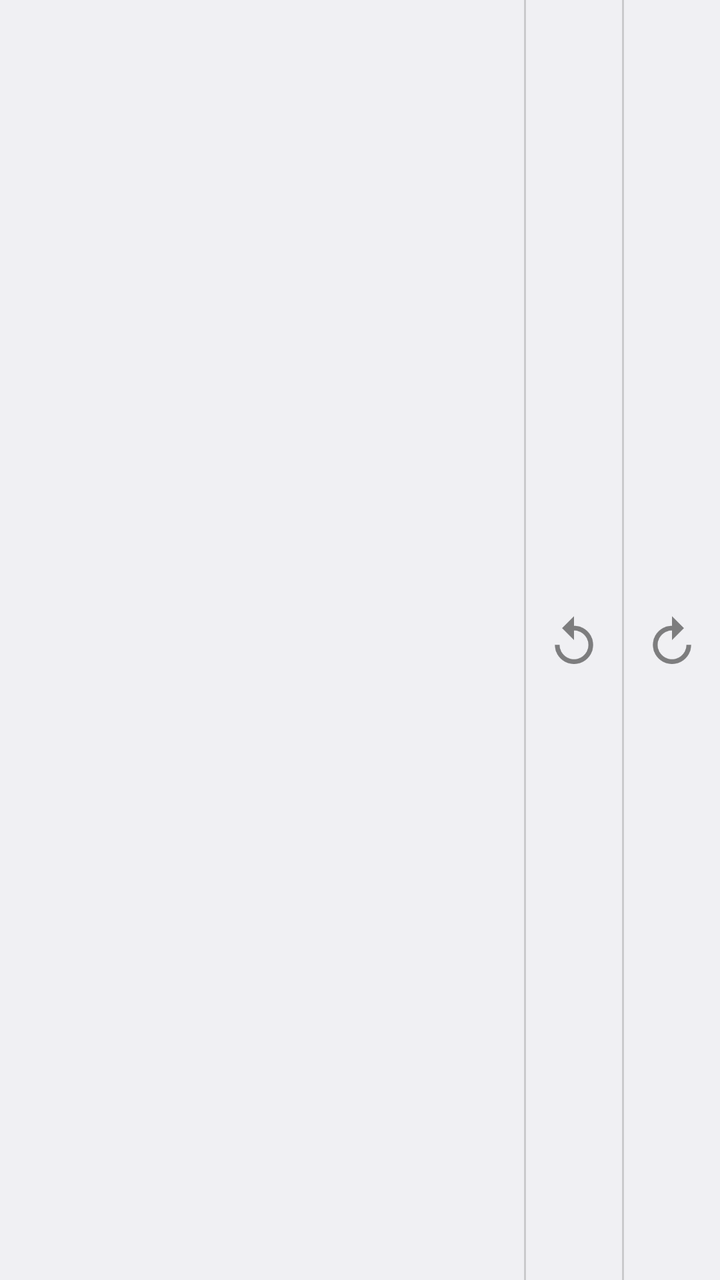
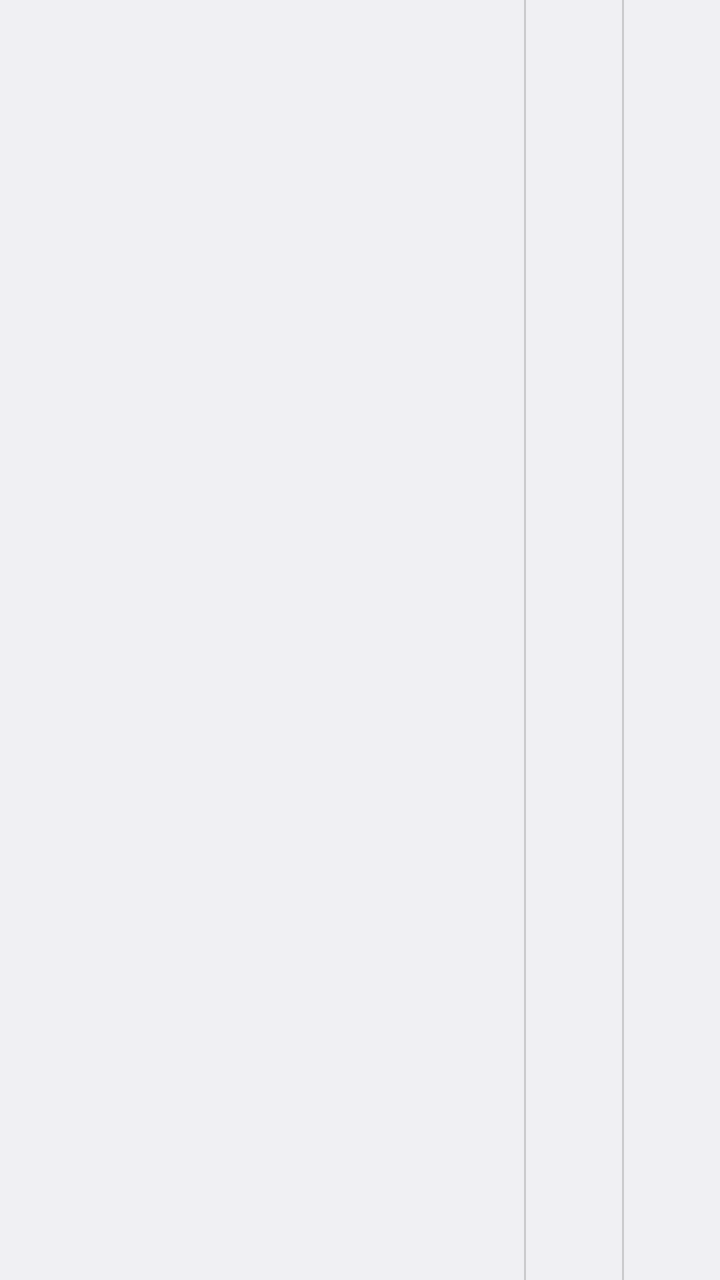

The first picture is an Android layout as it rendered before a commit; the second is the same layout after the commit. The layout source and the unified diff follow.
<!-- AndroidManifest.xml: application theme Theme -->
<!-- res/layout/notification.xml -->
<?xml version="1.0" encoding="utf-8"?>
<LinearLayout xmlns:android="http://schemas.android.com/apk/res/android"
              android:layout_width="match_parent"
              android:layout_height="64dp"
              android:orientation="horizontal"
              android:baselineAligned="false"
              android:theme="@style/Theme">
    

    <FrameLayout
        android:id="@+id/notification_main_column"
        android:layout_width="match_parent"
        android:layout_height="match_parent"
        android:layout_weight="1"
    />

    <LinearLayout
        android:layout_width="wrap_content"
        android:layout_height="match_parent"
        android:layout_weight="0"
        android:orientation="horizontal">

        <ImageView
            android:layout_width="1dp"
            android:layout_height="match_parent"
            android:background="#29000000" />

        <ImageButton
            style="@android:style/Widget.DeviceDefault.Button.Borderless.Small"
            android:id="@+id/rotate_left_button"
            android:scaleType="center"
            android:layout_width="wrap_content"
            android:layout_height="match_parent"
            android:src="@drawable/ic_action_ic_rotate_left"
            android:padding="0dp"/>

        <ImageView
            android:layout_width="1dp"
            android:layout_height="match_parent"
            android:background="#29000000" />

        <ImageButton
            style="@android:style/Widget.DeviceDefault.Button.Borderless.Small"
            android:id="@+id/rotate_right_button"
            android:scaleType="center"
            android:layout_width="wrap_content"
            android:layout_height="match_parent"
            android:src="@drawable/ic_action_ic_rotate_right"
            android:padding="0dp"/>

    </LinearLayout>

</LinearLayout>
<!-- resources referenced by this layout -->
<resources>
  <!-- drawable ic_action_ic_rotate_left: png bitmap (drawable-hdpi, 1247 bytes) -->
  <!-- drawable ic_action_ic_rotate_right: png bitmap (drawable-hdpi, 1260 bytes) -->
  <style name="Theme" parent="@android:style/Theme.DeviceDefault.Light.DarkActionBar">
  		<item name="android:actionBarStyle">@style/Theme.ActionBar</item>
  	</style>
  <style name="Theme.ActionBar" parent="android:Widget.DeviceDefault.Light.ActionBar.Solid">
  		<item name="android:titleTextStyle">@style/Theme.ActionBar.TitleTextStyle</item>
  		<item name="android:background">@color/primary_500</item>
  	</style>
  <style name="Theme.ActionBar.TitleTextStyle" parent="android:TextAppearance.DeviceDefault.Widget.ActionBar.Title">
  		<item name="android:textColor">@android:color/white</item>
  	</style>
  <color name="primary_500">#795548</color>
</resources>

<!-- the commit's change to res/layout/notification.xml (unified diff, before → after) -->
@@ -3,9 +3,7 @@
               android:layout_width="match_parent"
               android:layout_height="64dp"
               android:orientation="horizontal"
-              android:baselineAligned="false"
-              android:theme="@style/Theme">
-    
+              android:baselineAligned="false">
 
     <FrameLayout
         android:id="@+id/notification_main_column"
@@ -20,34 +18,39 @@
         android:layout_weight="0"
         android:orientation="horizontal">
 
-        <ImageView
-            android:layout_width="1dp"
-            android:layout_height="match_parent"
-            android:background="#29000000" />
+        <include layout="@layout/notification_button_divider"/>
 
-        <ImageButton
-            style="@android:style/Widget.DeviceDefault.Button.Borderless.Small"
-            android:id="@+id/rotate_left_button"
-            android:scaleType="center"
-            android:layout_width="wrap_content"
-            android:layout_height="match_parent"
-            android:src="@drawable/ic_action_ic_rotate_left"
-            android:padding="0dp"/>
+        <include
+            layout="@layout/notification_button"
+            android:id="@+id/rotate_left_button"/>
 
-        <ImageView
-            android:layout_width="1dp"
-            android:layout_height="match_parent"
-            android:background="#29000000" />
+        <include layout="@layout/notification_button_divider"/>
 
-        <ImageButton
-            style="@android:style/Widget.DeviceDefault.Button.Borderless.Small"
-            android:id="@+id/rotate_right_button"
-            android:scaleType="center"
-            android:layout_width="wrap_content"
-            android:layout_height="match_parent"
-            android:src="@drawable/ic_action_ic_rotate_right"
-            android:padding="0dp"/>
+        <include
+            layout="@layout/notification_button"
+            android:id="@+id/rotate_right_button"/>
 
     </LinearLayout>
 
 </LinearLayout>
+<!-- res/layout/notification_button_divider.xml (included above) -->
+<?xml version="1.0" encoding="utf-8"?>
+<ImageView
+    xmlns:android="http://schemas.android.com/apk/res/android"
+    xmlns:tools="http://schemas.android.com/tools"
+    android:layout_width="1dp"
+    android:layout_height="match_parent"
+    android:background="#29000000"
+    tools:showIn="@layout/notification"/>
+<!-- res/layout/notification_button.xml (included above) -->
+<?xml version="1.0" encoding="utf-8"?>
+<ImageButton
+    xmlns:android="http://schemas.android.com/apk/res/android"
+    xmlns:tools="http://schemas.android.com/tools"
+    style="@android:style/Widget.DeviceDefault.Button.Borderless.Small"
+    android:theme="@style/Theme"
+    android:scaleType="center"
+    android:layout_width="wrap_content"
+    android:layout_height="match_parent"
+    android:padding="0dp"
+    tools:showIn="@layout/notification"/>
<!-- resource entries referenced after the edit -->
@@ -1,7 +1,5 @@
 <!-- resources referenced by this layout -->
 <resources>
-  <!-- drawable ic_action_ic_rotate_left: png bitmap (drawable-hdpi, 1247 bytes) -->
-  <!-- drawable ic_action_ic_rotate_right: png bitmap (drawable-hdpi, 1260 bytes) -->
   <style name="Theme" parent="@android:style/Theme.DeviceDefault.Light.DarkActionBar">
   		<item name="android:actionBarStyle">@style/Theme.ActionBar</item>
   	</style>
